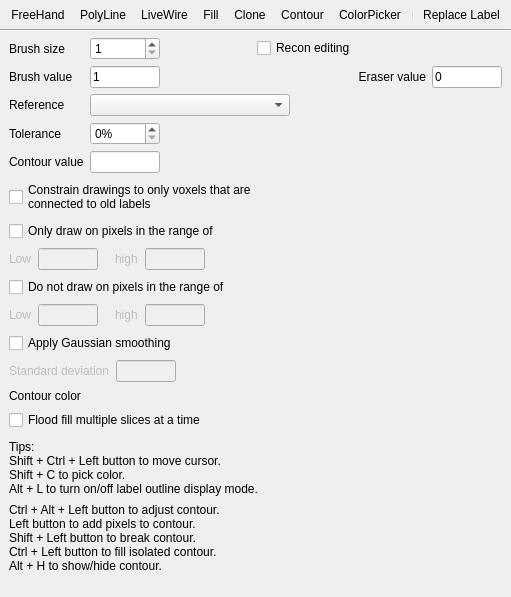
This is freeview/ToolWindowEdit.ui in freesurfer/freesurfer as Qt 5 draws it before an edit. The edited form follows.
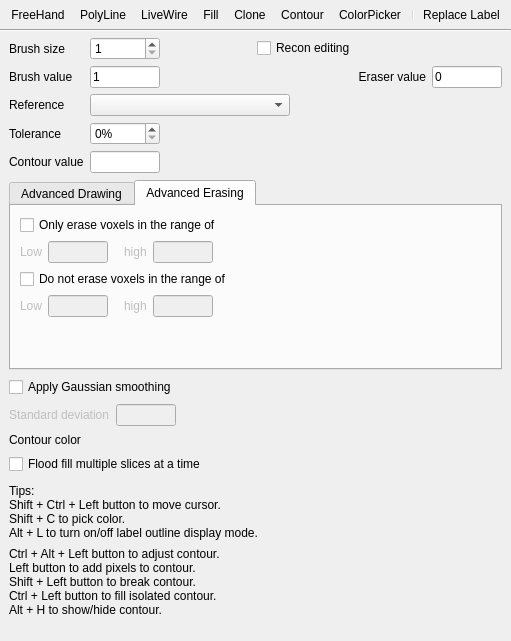
This is the edited form. The open tabs and pages were chosen to show the change. Icons and pictures are not drawn. Custom widgets are drawn as their Qt base class.

Commit message: Added -continue command-line option to go as far as possible if an error occurs. Fixed bug that second volume was always resliced to same resolution as the first volume. Drawing/erasing tool improvements. -rpwang

What changed in the file:
```diff
--- a/freeview/ToolWindowEdit.ui
+++ b/freeview/ToolWindowEdit.ui
@@ -288,17 +288,27 @@
       </layout>
      </item>
      <item>
+      <widget class="QTabWidget" name="tabWidgetConstrains">
+       <property name="currentIndex">
+        <number>0</number>
+       </property>
+       <widget class="QWidget" name="tab">
+        <attribute name="title">
+         <string>Advanced Drawing</string>
+        </attribute>
+        <layout class="QVBoxLayout" name="verticalLayout_2">
+         <item>
       <widget class="QCheckBox" name="checkBoxConstrain">
        <property name="text">
         <string>Constrain drawings to only voxels that are 
-connected to old labels</string>
+connected to existing labels</string>
        </property>
       </widget>
      </item>
      <item>
       <widget class="QCheckBox" name="checkBoxDrawRange">
        <property name="text">
-        <string>Only draw on pixels in the range of</string>
+            <string>Only draw on voxels in the range of</string>
        </property>
       </widget>
      </item>
@@ -384,7 +394,7 @@
      <item>
       <widget class="QCheckBox" name="checkBoxExcludeRange">
        <property name="text">
-        <string>Do not draw on pixels in the range of</string>
+            <string>Do not draw on voxels in the range of</string>
        </property>
       </widget>
      </item>
@@ -467,6 +477,202 @@
        </item>
       </layout>
      </item>
+        </layout>
+       </widget>
+       <widget class="QWidget" name="tab_2">
+        <attribute name="title">
+         <string>Advanced Erasing</string>
+        </attribute>
+        <layout class="QVBoxLayout" name="verticalLayout_3">
+         <item>
+          <widget class="QCheckBox" name="checkBoxEraseRange">
+           <property name="text">
+            <string>Only erase voxels in the range of</string>
+           </property>
+          </widget>
+         </item>
+         <item>
+          <layout class="QHBoxLayout" name="horizontalLayout_5">
+           <item>
+            <widget class="QLabel" name="labelDrawRangeLow_2">
+             <property name="enabled">
+              <bool>false</bool>
+             </property>
+             <property name="text">
+              <string>Low</string>
+             </property>
+            </widget>
+           </item>
+           <item>
+            <widget class="QLineEdit" name="lineEditEraseRangeLow">
+             <property name="enabled">
+              <bool>false</bool>
+             </property>
+             <property name="maximumSize">
+              <size>
+               <width>60</width>
+               <height>16777215</height>
+              </size>
+             </property>
+            </widget>
+           </item>
+           <item>
+            <spacer name="horizontalSpacer_10">
+             <property name="orientation">
+              <enum>Qt::Horizontal</enum>
+             </property>
+             <property name="sizeType">
+              <enum>QSizePolicy::Fixed</enum>
+             </property>
+             <property name="sizeHint" stdset="0">
+              <size>
+               <width>10</width>
+               <height>0</height>
+              </size>
+             </property>
+            </spacer>
+           </item>
+           <item>
+            <widget class="QLabel" name="labelDrawRangeHigh_2">
+             <property name="enabled">
+              <bool>false</bool>
+             </property>
+             <property name="text">
+              <string>high</string>
+             </property>
+            </widget>
+           </item>
+           <item>
+            <widget class="QLineEdit" name="lineEditEraseRangeHigh">
+             <property name="enabled">
+              <bool>false</bool>
+             </property>
+             <property name="maximumSize">
+              <size>
+               <width>60</width>
+               <height>16777215</height>
+              </size>
+             </property>
+            </widget>
+           </item>
+           <item>
+            <spacer name="horizontalSpacer_11">
+             <property name="orientation">
+              <enum>Qt::Horizontal</enum>
+             </property>
+             <property name="sizeHint" stdset="0">
+              <size>
+               <width>0</width>
+               <height>0</height>
+              </size>
+             </property>
+            </spacer>
+           </item>
+          </layout>
+         </item>
+         <item>
+          <widget class="QCheckBox" name="checkBoxEraseExcludeRange">
+           <property name="text">
+            <string>Do not erase voxels in the range of</string>
+           </property>
+          </widget>
+         </item>
+         <item>
+          <layout class="QHBoxLayout" name="horizontalLayout_6">
+           <item>
+            <widget class="QLabel" name="labelExcludeRangeLow_2">
+             <property name="enabled">
+              <bool>false</bool>
+             </property>
+             <property name="text">
+              <string>Low</string>
+             </property>
+            </widget>
+           </item>
+           <item>
+            <widget class="QLineEdit" name="lineEditEraseExcludeRangeLow">
+             <property name="enabled">
+              <bool>false</bool>
+             </property>
+             <property name="maximumSize">
+              <size>
+               <width>60</width>
+               <height>16777215</height>
+              </size>
+             </property>
+            </widget>
+           </item>
+           <item>
+            <spacer name="horizontalSpacer_12">
+             <property name="orientation">
+              <enum>Qt::Horizontal</enum>
+             </property>
+             <property name="sizeType">
+              <enum>QSizePolicy::Fixed</enum>
+             </property>
+             <property name="sizeHint" stdset="0">
+              <size>
+               <width>10</width>
+               <height>0</height>
+              </size>
+             </property>
+            </spacer>
+           </item>
+           <item>
+            <widget class="QLabel" name="labelExcludeRangeHigh_2">
+             <property name="enabled">
+              <bool>false</bool>
+             </property>
+             <property name="text">
+              <string>high</string>
+             </property>
+            </widget>
+           </item>
+           <item>
+            <widget class="QLineEdit" name="lineEditEraseExcludeRangeHigh">
+             <property name="enabled">
+              <bool>false</bool>
+             </property>
+             <property name="maximumSize">
+              <size>
+               <width>60</width>
+               <height>16777215</height>
+              </size>
+             </property>
+            </widget>
+           </item>
+           <item>
+            <spacer name="horizontalSpacer_13">
+             <property name="orientation">
+              <enum>Qt::Horizontal</enum>
+             </property>
+             <property name="sizeHint" stdset="0">
+              <size>
+               <width>0</width>
+               <height>0</height>
+              </size>
+             </property>
+            </spacer>
+           </item>
+          </layout>
+         </item>
+         <item>
+          <spacer name="verticalSpacer_3">
+           <property name="orientation">
+            <enum>Qt::Vertical</enum>
+           </property>
+           <property name="sizeHint" stdset="0">
+            <size>
+             <width>0</width>
+             <height>0</height>
+            </size>
+           </property>
+          </spacer>
+         </item>
+        </layout>
+       </widget>
+      </widget>
+     </item>
      <item>
       <widget class="QCheckBox" name="checkBoxSmooth">
        <property name="text">
```
Left out of the diff: 416 changed lines with no effect on the pictures. Lines whose indentation alone changed are shown as unchanged. The commit also changes 13 other files.
